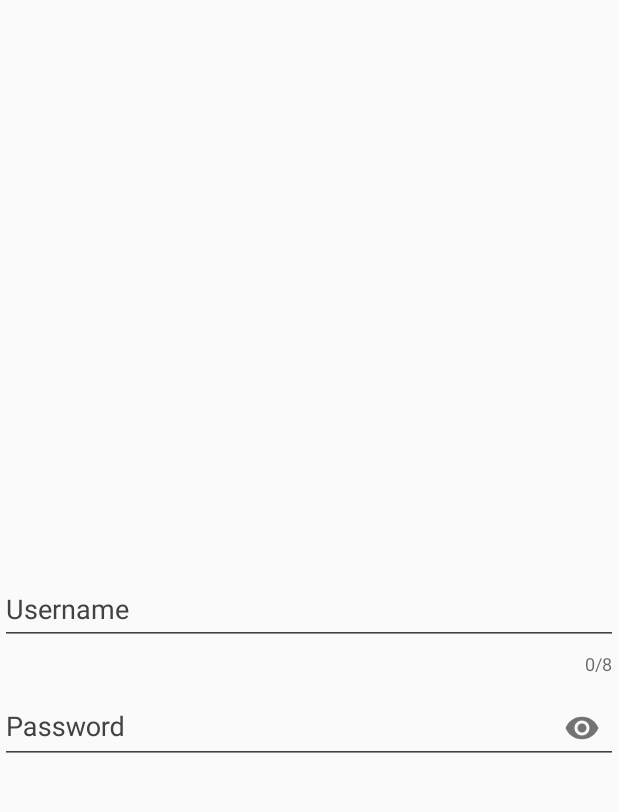
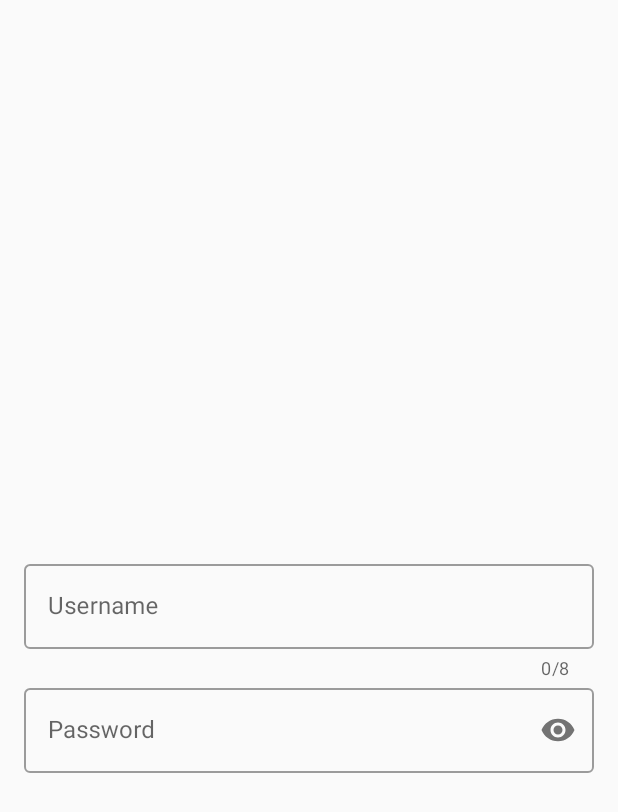
Before and after one commit to esmaeil-ahmadipour/Android_MaterialDesign, an Android app: the SixActivity screen opened directly, with no data from a screen before it, on a phone screen of 412 x 824 dp. Shown: the top 812 px of the screen. Run offline under Robolectric (Android 15) with nearby library versions, the phone set to English and light mode, and no system bars.

Commit message:
Commit> Change TextInputEditText > Add Material Style

```diff
--- a/app/src/main/res/layout/activity_six.xml
+++ b/app/src/main/res/layout/activity_six.xml
@@ -14,13 +14,16 @@
 
     <com.google.android.material.textfield.TextInputLayout
         android:id="@+id/ac_six_username_layout"
+        style="@style/Widget.MaterialComponents.TextInputLayout.OutlinedBox"
         android:layout_width="0dp"
-        app:errorTextAppearance="@style/ErrorTextAppearanceStyle"
-        app:counterOverflowTextAppearance="@style/ErrorTextAppearanceStyle"
         android:layout_height="wrap_content"
+        android:layout_marginStart="16dp"
+        android:layout_marginEnd="16dp"
         android:theme="@style/TextInputLayoutTheme"
         app:counterEnabled="true"
         app:counterMaxLength="8"
+        app:counterOverflowTextAppearance="@style/ErrorTextAppearanceStyle"
+        app:errorTextAppearance="@style/ErrorTextAppearanceStyle"
         app:layout_constraintBottom_toBottomOf="parent"
         app:layout_constraintEnd_toEndOf="parent"
         app:layout_constraintStart_toStartOf="parent"
@@ -36,8 +39,11 @@
 
     <com.google.android.material.textfield.TextInputLayout
         android:id="@+id/ac_six_password_layout"
+        style="@style/Widget.MaterialComponents.TextInputLayout.OutlinedBox"
         android:layout_width="0dp"
         android:layout_height="wrap_content"
+        android:layout_marginStart="16dp"
+        android:layout_marginEnd="16dp"
         android:theme="@style/TextInputLayoutTheme"
         app:layout_constraintEnd_toEndOf="parent"
         app:layout_constraintStart_toStartOf="parent"
--- a/app/src/main/res/values/colors.xml
+++ b/app/src/main/res/values/colors.xml
@@ -28,5 +28,6 @@
     <color name="colorBlack">#000000</color>
     <color name="colorWhite">#FFFFFF</color>
     <color name="colorTransparent">#0000FFFF</color>
+    <color name="colorGray">#646464</color>
 
 </resources>
--- a/app/src/main/res/values/styles.xml
+++ b/app/src/main/res/values/styles.xml
@@ -16,9 +16,9 @@
         <item name="colorAccent">@color/primaryDarkColor</item>
     </style>
     <style name="TextInputLayoutTheme" parent="Widget.Design.TextInputLayout">
-        <item name="colorControlNormal">@color/cardview_dark_background</item>
+        <item name="colorControlNormal">@color/colorGray</item>
         <item name="colorControlActivated">@color/secondaryColor</item>
-        <item name="android:textColorHint">@color/cardview_dark_background</item>
+        <item name="android:textColorHint">@color/colorGray</item>
     </style>
     <style name="ErrorTextAppearanceStyle" parent="TextAppearance.AppCompat">
         <item name="android:textColor">@color/primaryColor</item>
```
